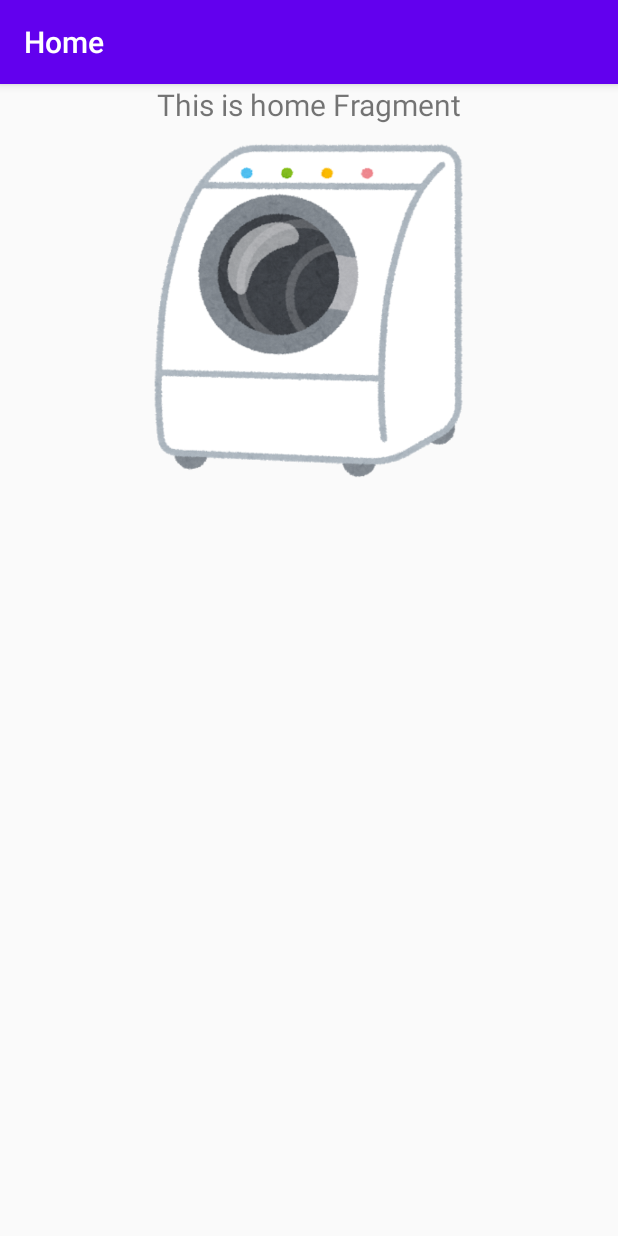
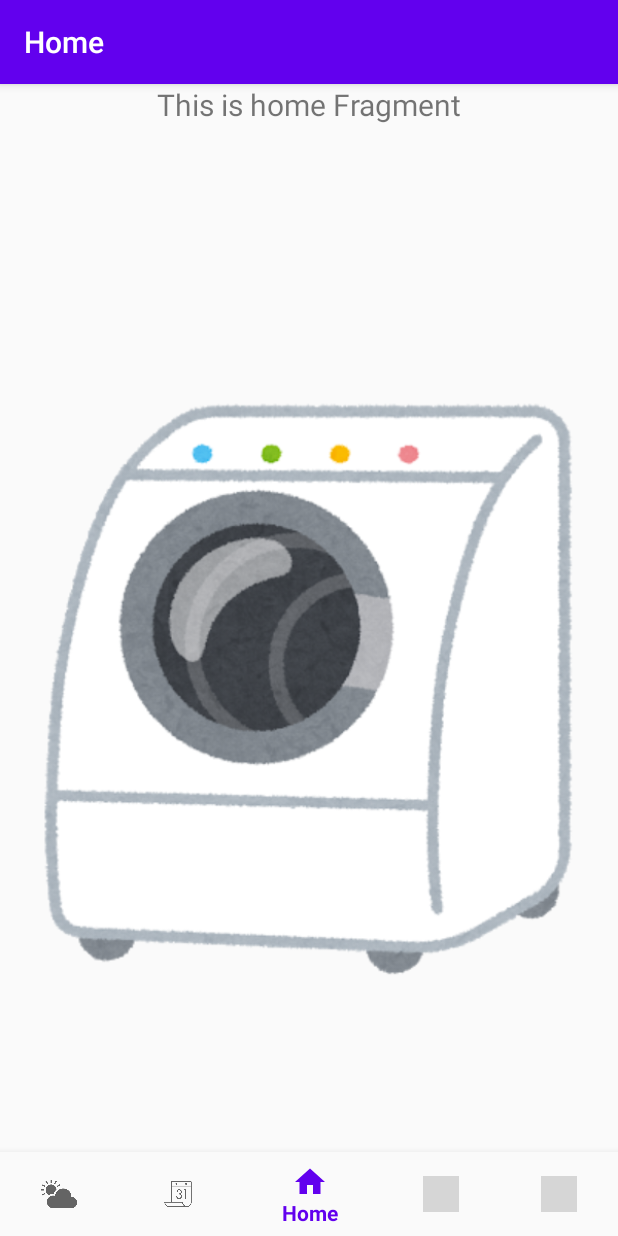
Before and after one commit to abetakut/LaundryRanger, an Android app: the screen it shows after launch (MainActivity), on a phone screen of 412 x 824 dp. Run offline under Robolectric (Android 15) with nearby library versions, the phone set to English and light mode, and no system bars; our stand-ins replace navigation-ui; grey boxes are pictures that could not be loaded.

Commit message:
レイアウトへButton Navigationを追加

```diff
--- a/app/src/main/res/layout/activity_main.xml
+++ b/app/src/main/res/layout/activity_main.xml
@@ -5,34 +5,28 @@
     android:layout_width="match_parent"
     android:layout_height="match_parent">
 
-    <RelativeLayout
-        android:layout_width="match_parent"
-        android:layout_height="match_parent">
-
-        <fragment
-            android:id="@+id/nav_host_fragment"
-            android:name="androidx.navigation.fragment.NavHostFragment"
-            android:layout_width="match_parent"
-            android:layout_height="wrap_content"
-            android:layout_alignParentTop="true"
-            app:defaultNavHost="true"
-            app:layout_constraintBottom_toTopOf="@id/nav_view"
-            app:layout_constraintLeft_toLeftOf="parent"
-            app:layout_constraintRight_toRightOf="parent"
-            android:layout_marginBottom="500dp"
-            app:navGraph="@navigation/mobile_navigation" />
-
     <com.google.android.material.bottomnavigation.BottomNavigationView
         android:id="@+id/nav_view"
         android:layout_width="match_parent"
         android:layout_height="wrap_content"
-            android:layout_below="@id/nav_host_fragment"
-            android:layout_alignParentBottom="true"
+        android:layout_marginStart="0dp"
+        android:layout_marginEnd="0dp"
         android:background="?android:attr/windowBackground"
         app:layout_constraintBottom_toBottomOf="parent"
         app:layout_constraintLeft_toLeftOf="parent"
         app:layout_constraintRight_toRightOf="parent"
         app:menu="@menu/bottom_nav_menu" />
 
-    </RelativeLayout>
+    <fragment
+        android:id="@+id/nav_host_fragment"
+        android:name="androidx.navigation.fragment.NavHostFragment"
+        android:layout_width="match_parent"
+        android:layout_height="match_parent"
+        app:defaultNavHost="true"
+        app:layout_constraintBottom_toTopOf="@id/nav_view"
+        app:layout_constraintLeft_toLeftOf="parent"
+        app:layout_constraintRight_toRightOf="parent"
+        app:layout_constraintTop_toTopOf="parent"
+        app:navGraph="@navigation/mobile_navigation" />
+
 </androidx.constraintlayout.widget.ConstraintLayout>
```
Lines whose indentation alone changed are shown as unchanged.
